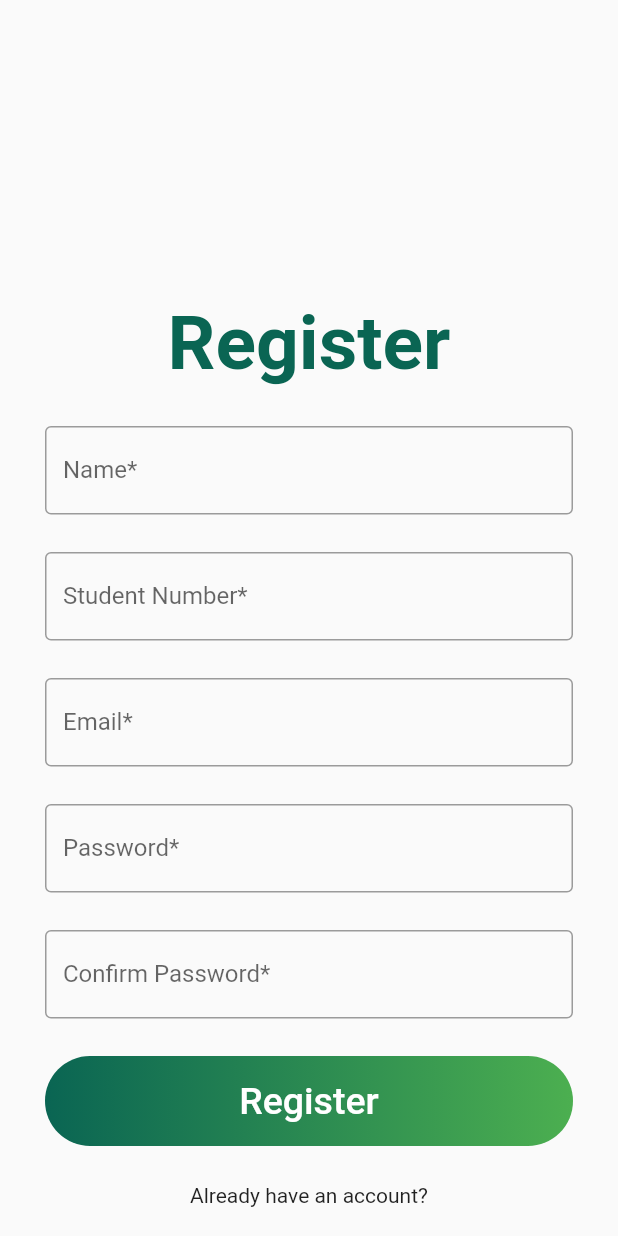
After one commit to Minsuyeon-0329/bce_book_loan, a Flutter app: the RegisterPage screen opened directly, on a phone screen of 412 x 824 dp. The commit adds this screen. Run offline on Flutter 3.47's test engine with Material 2 defaults, Android fonts, the phone set to English and light mode, and no system bars; our stand-ins replace get, wakelock; missing offline and left inert: flutter_beep, flutter_qr_bar_scanner, flutter_vibrate; network calls fail.

Commit message:
registerPage

```diff
--- a/lib/login/login.dart
+++ b/lib/login/login.dart
@@ -7,7 +7,7 @@ class LoginPage extends StatelessWidget {
   Widget build(BuildContext context) {
     return Scaffold(
       body: Padding(
-        padding: const EdgeInsets.fromLTRB(30, 200, 30,0),
+        padding: const EdgeInsets.fromLTRB(30, 300, 30,0),
         child: Center(
           child: Column(
             children: [
--- a/lib/main.dart
+++ b/lib/main.dart
@@ -1,3 +1,5 @@
+import 'package:bce_app/login/login.dart';
+import 'package:bce_app/register/register_view.dart';
 import 'package:bce_app/splash/splash.dart';
 import 'package:flutter/material.dart';
 import 'package:get/get.dart';
--- /dev/null
+++ b/lib/register/register_view.dart
@@ -0,0 +1,92 @@
+import 'package:bce_app/login/login.dart';
+import 'package:flutter/material.dart';
+import 'package:get/get.dart';
+
+class RegisterPage extends StatelessWidget {
+  const RegisterPage({Key? key}) : super(key: key);
+
+  @override
+  Widget build(BuildContext context) {
+    return Scaffold(
+      body: Padding(
+        padding: const EdgeInsets.fromLTRB(30, 200, 30,0),
+        child: Center(
+          child: Column(
+            children: [
+              Text('Register',
+                style: TextStyle(
+                    fontSize: 50,
+                    fontWeight: FontWeight.bold,
+                    color:Color.fromRGBO(10, 101, 83, 1)
+                ),),
+              SizedBox(height: 25,),
+              TextFormField(
+                decoration: InputDecoration(
+                  focusColor: Color.fromRGBO(10, 101, 83, 1),
+                  labelText: "Name*",
+                  border: OutlineInputBorder(),
+                ),
+              ),
+              SizedBox(height: 25,),
+              TextFormField(
+                decoration: InputDecoration(
+                  focusColor: Color.fromRGBO(10, 101, 83, 1),
+                  labelText: "Student Number*",
+                  border: OutlineInputBorder(),
+                ),
+              ),
+              SizedBox(height: 25,),
+              TextFormField(
+                decoration: InputDecoration(
+                  focusColor: Color.fromRGBO(10, 101, 83, 1),
+                  labelText: "Email*",
+                  border: OutlineInputBorder(),
+                ),
+              ),
+              SizedBox(height: 25,),
+              TextFormField(
+                decoration: InputDecoration(
+                  focusColor: Color.fromRGBO(10, 101, 83, 1),
+                  labelText: "Password*",
+                  border: OutlineInputBorder(),
+                ),
+              ),
+              SizedBox(height: 25,),
+              TextFormField(
+                decoration: InputDecoration(
+                  focusColor: Color.fromRGBO(10, 101, 83, 1),
+                  labelText: "Confirm Password*",
+                  border: OutlineInputBorder(),
+                ),
+              ),
+              SizedBox(height: 25,),
+              Container(
+                height: 60,
+                width: double.infinity,
+                decoration: BoxDecoration(
+                    borderRadius: BorderRadius.circular(100),
+                    gradient: LinearGradient(colors: [Color.fromRGBO(10, 101, 83, 1),Colors.green])
+                ),
+                child: MaterialButton(
+                  onPressed: (){},
+                  child: Text('Register',
+                    style: TextStyle(
+                        fontSize: 25,
+                        color: Colors.white
+                    ),
+                  ),
+                ),
+              ),
+              SizedBox(height: 25,),
+              Text('Already have an account?'),
+              SizedBox(height: 15,),
+              GestureDetector(
+                onTap: (){Get.to(() => LoginPage());},
+                  child: Text('Sign in',style: TextStyle(fontSize: 20),))
+            ],
+          ),
+        ),
+      ),
+    );
+  }
+}
```
